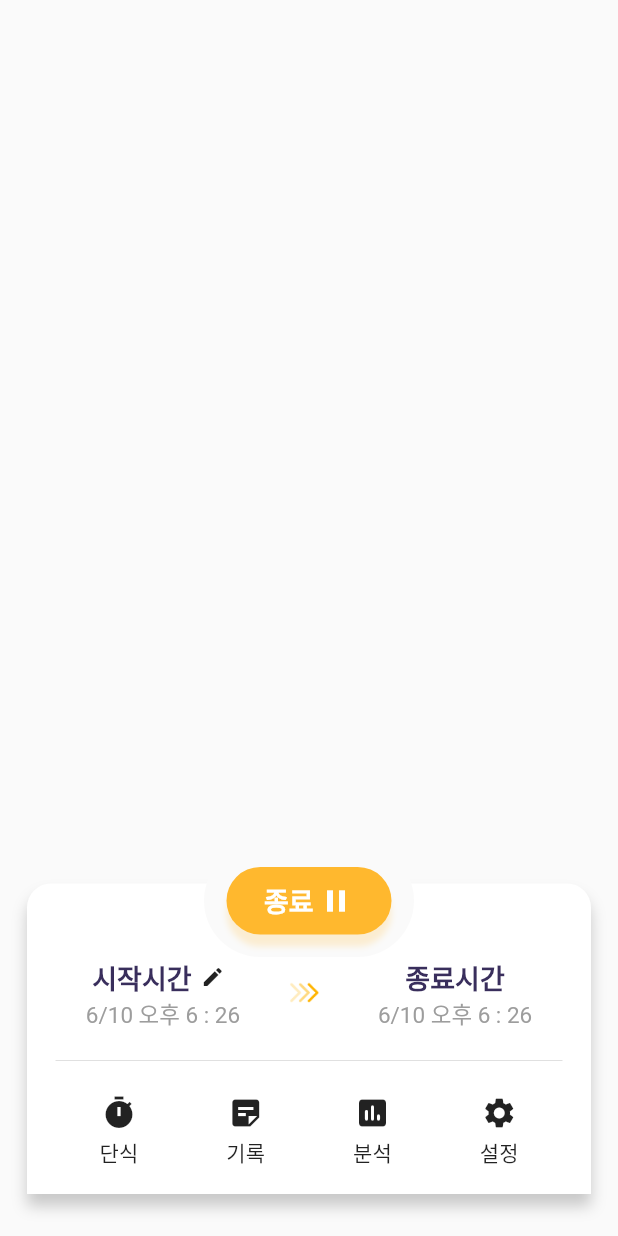
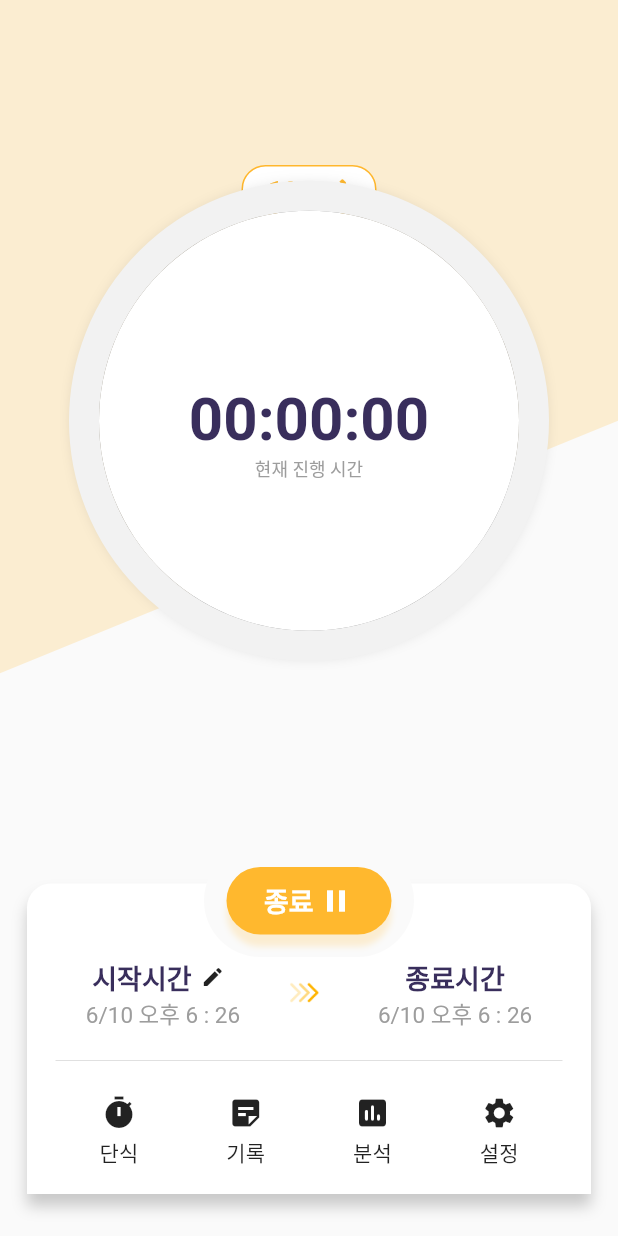
Before and after one commit to LIMMIHEE/intermittent_fasting, a Flutter app: the screen it shows after launch, on a phone screen of 412 x 824 dp. Run offline on Flutter 3.47's test engine with Material 2 defaults, Android fonts, the light colour scheme and no system bars.

Commit message:
[feat] 홈화면 상단 UI 제작

```diff
--- a/lib/Screen/HomeScreen.dart
+++ b/lib/Screen/HomeScreen.dart
@@ -1,3 +1,5 @@
+import 'dart:async';
+
 import 'package:flutter/material.dart';
 
 import '../widget/CommonWidget.dart';
@@ -11,14 +13,60 @@ class HomeScreen extends StatefulWidget {
 }
 
 class _HomeScreenState extends State<HomeScreen> {
+  bool fastingState = true;
+  Timer? timer;
+  int elapsedTime = 0;
+  int targetTime = Duration(seconds: 20).inSeconds;
+
+  void startTimer() {
+    if (timer == null || !timer!.isActive) {
+      timer = Timer.periodic(Duration(seconds: 1), (_) {
+        setState(() => elapsedTime++);
+      });
+    }
+  }
+
   @override
   Widget build(BuildContext context) {
     return Scaffold(
-      body: Container(
-        child: Column(
+      body: Column(
+        crossAxisAlignment: CrossAxisAlignment.stretch,
         children: [
-            Expanded(child: Container()),
+          Expanded(
+              child: Stack(
+                alignment: Alignment.center,
+                children: [
+                  Positioned.fill(
+                    top: 0,
+                    child: ClipPath(
+                      clipper: CustomPath(),
+                      child: Container(
+                        decoration: BoxDecoration(
+                          color: const Color(0xFFFFB82E).withOpacity(0.2),
+                        ),
+                        width: 300,
+                        height: 140,
+                      ),
+                    ),
+                  ),
+                  Positioned(
+                    top: 110,
+                    child: GestureDetector(
+                      onTap: (){
+
+                      },
+                      child: FastingRatioLabel(editIcon:true),
+                    ),
+                  ),
+                  TimerCircleProgress(
+                      elapsedTime: elapsedTime,
+                      targetTime: targetTime
+                  ),
+                ],
+              )
+          ),
           ButtonTab(
+            endAction: () {},
             widgetChild: [
               Padding(
                 padding: const EdgeInsets.only(top: 20),
@@ -45,7 +93,6 @@ class _HomeScreenState extends State<HomeScreen> {
           )
         ],
       ),
-      ),
     );
   }
 }
--- /dev/null
+++ b/lib/Utils/TimeUtils.dart
@@ -0,0 +1,8 @@
+class TimeUtils {
+  String printDuration(Duration duration) {
+    String twoDigits(int n) => n.toString().padLeft(2, "0");
+    String twoDigitMinutes = twoDigits(duration.inMinutes.remainder(60));
+    String twoDigitSeconds = twoDigits(duration.inSeconds.remainder(60));
+    return "${twoDigits(duration.inHours)}:$twoDigitMinutes:$twoDigitSeconds";
+  }
+}
--- a/lib/widget/CommonWidget.dart
+++ b/lib/widget/CommonWidget.dart
@@ -1,15 +1,16 @@
 import 'package:flutter/material.dart';
 
 class ButtonTab extends StatelessWidget {
-  const ButtonTab({super.key, required this.widgetChild});
+  const ButtonTab({super.key,
+    required this.endAction,
+    required this.widgetChild});
 
+  final Function() endAction;
   final List<Widget> widgetChild;
 
   @override
   Widget build(BuildContext context) {
-    return Column(
-      children: [
-        Stack(
+    return Stack(
       alignment: AlignmentDirectional.center,
       children: [
         Container(
@@ -62,7 +63,7 @@ class ButtonTab extends StatelessWidget {
         Positioned(
           bottom: 186,
           child: GestureDetector(
-                onTap: () {},
+            onTap: endAction,
             child: Container(
               decoration: BoxDecoration(
                   color: Theme.of(context).scaffoldBackgroundColor,
@@ -106,12 +107,9 @@ class ButtonTab extends StatelessWidget {
           ),
         ),
       ],
-        ),
-      ],
     );
   }
 }
-
 
 class ButtonTabItem extends StatelessWidget {
   const ButtonTabItem({super.key, required this.title, required this.icon});
@@ -132,3 +130,46 @@ class ButtonTabItem extends StatelessWidget {
     );
   }
 }
+
+class FastingRatioLabel extends StatelessWidget {
+  const FastingRatioLabel({
+    super.key,
+    this.editIcon = false
+  });
+
+  final bool editIcon;
+
+  @override
+  Widget build(BuildContext context) {
+    return Container(
+      width: editIcon ? 90 : 70,
+      padding: EdgeInsets.symmetric(vertical: 6),
+      decoration: BoxDecoration(
+        borderRadius: BorderRadius.circular(16),
+        border: Border.all(color: Color(0xffffb72d), width: 1, ),
+        color: Colors.white,
+      ),
+      child: Row(
+        mainAxisAlignment: MainAxisAlignment.center,
+        children: [
+          Text(
+            "16:4",
+            textAlign: TextAlign.center,
+            style: TextStyle(
+              color: Color(0xffffb72d),
+              fontSize: 16,
+              fontWeight: FontWeight.w600,
+            ),
+          ),
+          Visibility(
+            child: Padding(
+              padding: const EdgeInsets.only(left: 4),
+              child: Icon(Icons.edit, color: Color(0xffffb72d),size: 18,),
+            ),
+            visible: editIcon,
+          )
+        ],
+      ),
+    );
+  }
+}
--- a/lib/widget/HomeWidget.dart
+++ b/lib/widget/HomeWidget.dart
@@ -1,4 +1,7 @@
 import 'package:flutter/material.dart';
+
+import '../Utils/TimeUtils.dart';
+
 
 class TimerTextContainer extends StatelessWidget {
   const TimerTextContainer(
@@ -54,3 +57,89 @@ class TimerTextContainer extends StatelessWidget {
     );
   }
 }
+
+class TimerCircleProgress extends StatelessWidget {
+  const TimerCircleProgress({
+    super.key,
+    required this.elapsedTime,
+    required this.targetTime,
+  });
+
+  final int elapsedTime;
+  final int targetTime;
+
+  @override
+  Widget build(BuildContext context) {
+    return Stack(
+      alignment: Alignment.center,
+      children: [
+        SizedBox(
+          width: 300,
+          height: 300,
+          child: Container(
+              decoration: BoxDecoration(
+                borderRadius: BorderRadius.circular(200),
+                boxShadow: [
+                  BoxShadow(
+                    color: Colors.black.withOpacity(0.5),
+                    blurRadius: 12,
+                    offset: const Offset(0, 0),
+                  ),
+                ],
+              ),
+              child: CircularProgressIndicator(
+                  value: elapsedTime / targetTime,
+                  color: const Color(0xffFFB82E),
+                  backgroundColor: const Color(0xffF2F2F2),
+                  strokeWidth: 20)),
+        ),
+        SizedBox(
+            width: 280,
+            height: 280,
+            child: Container(
+              decoration: BoxDecoration(
+                color: Colors.white,
+                borderRadius: BorderRadius.circular(200),
+              ),
+            )),
+        Column(
+          mainAxisAlignment: MainAxisAlignment.center,
+          children: [
+            const Text(" "),
+            Text(
+              TimeUtils()
+                  .printDuration(Duration(seconds: elapsedTime)),
+              style: const TextStyle(
+                color: Color(0xff392e5c),
+                fontSize: 40,
+                fontWeight: FontWeight.w600,
+              ),
+            ),
+            const Text("현재 진행 시간",
+                style: TextStyle(
+                  color: Color(0xff9d9d9d),
+                  fontSize: 12,
+                )),
+          ],
+        )
+      ],
+    );
+  }
+}
+
+class CustomPath extends CustomClipper<Path> {
+  @override
+  Path getClip(Size size) {
+    final path = Path();
+    path.lineTo(size.width, 0);
+    path.lineTo(size.width, size.height * 0.5);
+    path.lineTo(size.width - size.width, size.height * 0.8);
+    path.close();
+    return path;
+  }
+
+  @override
+  bool shouldReclip(covariant CustomClipper<Path> oldClipper) {
+    return true;
+  }
+}
--- a/pubspec.yaml
+++ b/pubspec.yaml
@@ -16,6 +16,7 @@ dependencies:
   firebase_core: ^2.13.1
   firebase_analytics: ^10.4.2
   flutter_svg: 2.0.5
+  intl: ^0.18.1
 
 dev_dependencies:
   flutter_test:
```
Also changed, not shown: pubspec.lock. Lines whose indentation alone changed are shown as unchanged.
